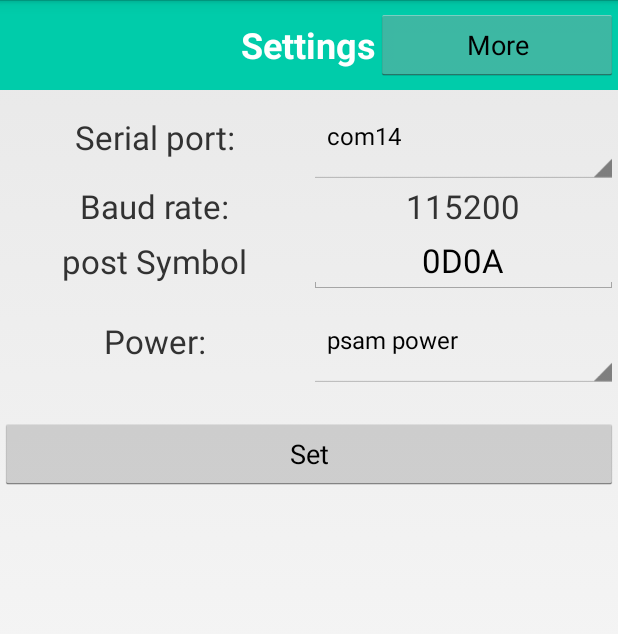
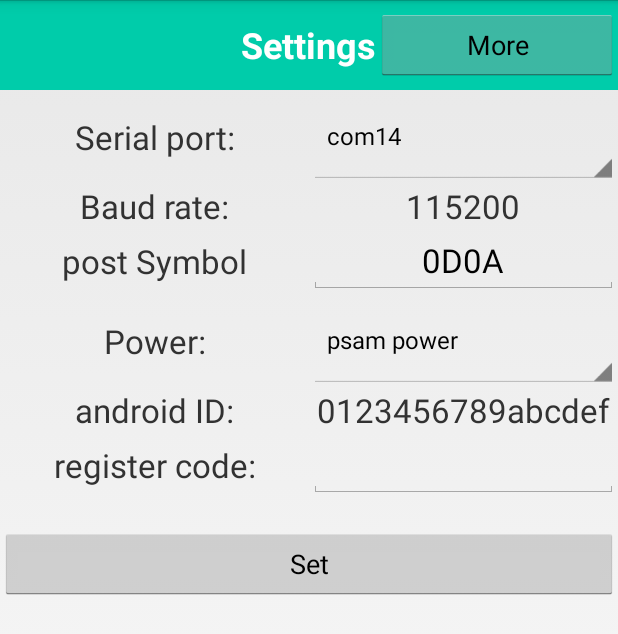
Before and after one commit to minikiller/HFSimple, an Android app: the SettingsActivity screen opened directly, with no data from a screen before it, on a phone screen of 412 x 824 dp. Shown: the top 634 px of the screen. Run offline under Robolectric (Android 15) with nearby library versions, the phone set to English and light mode, and no system bars; 1 statement that could not run was skipped.

Commit message:
add register

```diff
--- a/app/build.gradle
+++ b/app/build.gradle
@@ -30,4 +30,5 @@ dependencies {
     testImplementation 'junit:junit:4.12'
     implementation 'com.android.support:appcompat-v7:28.0.0'
     implementation files('libs/hf1.9.jar')
+    implementation files('libs/mail.jar')
 }
--- a/app/src/main/java/com/test/hfsimple/ParaSave.java
+++ b/app/src/main/java/com/test/hfsimple/ParaSave.java
@@ -22,6 +22,36 @@ public class ParaSave {
 
     }
 
+    public void saveAndroidId(String symbol){
+        SharedPreferences shared = context.getSharedPreferences("para", Context.MODE_PRIVATE) ;
+        SharedPreferences.Editor editor = shared.edit() ;
+        editor.putString("android", symbol) ;
+        editor.commit() ;
+
+    }
+    public String getAndroidId() {
+        String symbol = "" ;
+        SharedPreferences shared = context.getSharedPreferences("para", Context.MODE_PRIVATE) ;
+        symbol = shared.getString("android", "") ;
+        return symbol ;
+    }
+
+    public void saveRegister(String symbol){
+        SharedPreferences shared = context.getSharedPreferences("para", Context.MODE_PRIVATE) ;
+        SharedPreferences.Editor editor = shared.edit() ;
+        editor.putString("register", symbol) ;
+        editor.commit() ;
+
+    }
+
+    public String getRegister() {
+        String symbol = "" ;
+        SharedPreferences shared = context.getSharedPreferences("para", Context.MODE_PRIVATE) ;
+        symbol = shared.getString("register", "") ;
+        return symbol ;
+    }
+
+
     public void saveSymbol(String symbol){
         SharedPreferences shared = context.getSharedPreferences("para", Context.MODE_PRIVATE) ;
         SharedPreferences.Editor editor = shared.edit() ;
@@ -29,6 +59,9 @@ public class ParaSave {
         editor.commit() ;
 
     }
+
+
+
 
     public String getSerial() {
         String serial = "" ;
--- a/app/src/main/java/com/test/hfsimple/SettingsActivity.java
+++ b/app/src/main/java/com/test/hfsimple/SettingsActivity.java
@@ -21,6 +21,9 @@ public class SettingsActivity extends MyBaseActivity {
     private Button btnSet ;
     private TextView tvTips ;
     private EditText viewSymbol ;
+
+    private TextView tvAndroid ;
+    private EditText editRegister ;
 
 
     private MyApplication mapp ;
@@ -54,11 +57,17 @@ public class SettingsActivity extends MyBaseActivity {
         btnSet = (Button) findViewById(R.id.buttonSettings) ;
         tvTips = (TextView) findViewById(R.id.textSettingTips) ;
         viewSymbol= (EditText) findViewById(R.id.textViewSymbol) ;
+        tvAndroid = (TextView) findViewById(R.id.textViewAndroid) ;
+        editRegister= (EditText) findViewById(R.id.editTextRegister) ;
         spinnerPower.setAdapter(new ArrayAdapter<String>(this, android.R.layout.simple_spinner_dropdown_item, powers));
         spinnerSerial.setAdapter(new ArrayAdapter<String>(this, android.R.layout.simple_spinner_dropdown_item, serials));
         serial = para.getSerial() ;
         power = para.getPower() ;
         symbol=para.getSymbol();
+
+        tvAndroid.setText(para.getAndroidId());
+        editRegister.setText(para.getRegister());
+
         if(serial.equals("com0")){
             spinnerSerial.setSelection(0);
             serialInt = 0 ;
@@ -177,6 +186,7 @@ public class SettingsActivity extends MyBaseActivity {
                 para.savePower(power);
                 para.saveSerial(serial);
                 para.saveSymbol(viewSymbol.getText().toString());
+                para.saveRegister(editRegister.getText().toString());
                 toastMsg(getResources().getString(R.string.set_success));
             }
         });
--- a/app/src/main/res/layout/activity_settings.xml
+++ b/app/src/main/res/layout/activity_settings.xml
@@ -89,7 +89,48 @@
             android:layout_height="wrap_content"
             android:layout_weight="1" />
     </LinearLayout>
+    <LinearLayout
+        android:layout_width="match_parent"
+        android:layout_height="wrap_content" >
 
+        <TextView
+            android:layout_width="0dp"
+            android:layout_height="wrap_content"
+            android:layout_gravity="center"
+            android:layout_weight="1"
+            android:gravity="center"
+            android:text="@string/android_id_info"
+            android:textSize="22sp" />
+
+        <TextView
+            android:id="@+id/textViewAndroid"
+            android:layout_width="0dp"
+            android:layout_height="wrap_content"
+            android:layout_weight="1"
+            android:gravity="center"
+            android:textSize="22sp" />
+    </LinearLayout>
+    <LinearLayout
+        android:layout_width="match_parent"
+        android:layout_height="wrap_content" >
+
+        <TextView
+            android:layout_width="0dp"
+            android:layout_height="wrap_content"
+            android:layout_gravity="center"
+            android:layout_weight="1"
+            android:gravity="center"
+            android:text="@string/register_code_info"
+            android:textSize="22sp" />
+
+        <EditText
+            android:id="@+id/editTextRegister"
+            android:layout_width="0dp"
+            android:layout_height="wrap_content"
+            android:layout_weight="1"
+            android:gravity="center"
+            android:textSize="22sp" />
+    </LinearLayout>
     <LinearLayout
         android:layout_width="match_parent"
         android:layout_height="wrap_content"
@@ -109,4 +150,5 @@
             android:layout_height="wrap_content"/>
 
     </LinearLayout>
+
 </LinearLayout>
--- a/app/src/main/res/values/strings.xml
+++ b/app/src/main/res/values/strings.xml
@@ -53,6 +53,8 @@
 
     <string name="search_card_fail">search card fail or no card</string>
     <string name="please_input_right_data">please input 4bytes HEX data </string>
+    <string name="register_code_info">register code:</string>
+    <string name="android_id_info">android ID:</string>
 
     <string name="serialport">Serial port:</string>
     <string name="buadrate">Baud rate:</string>
```
Also changed, not shown: app/src/main/java/com/test/hfsimple/Iso15693Activity.java (+29 -0 lines), app/src/main/java/com/test/hfsimple/Register.java (added, +158 -0 lines), app/libs/mail.jar (added), 1 other file.
